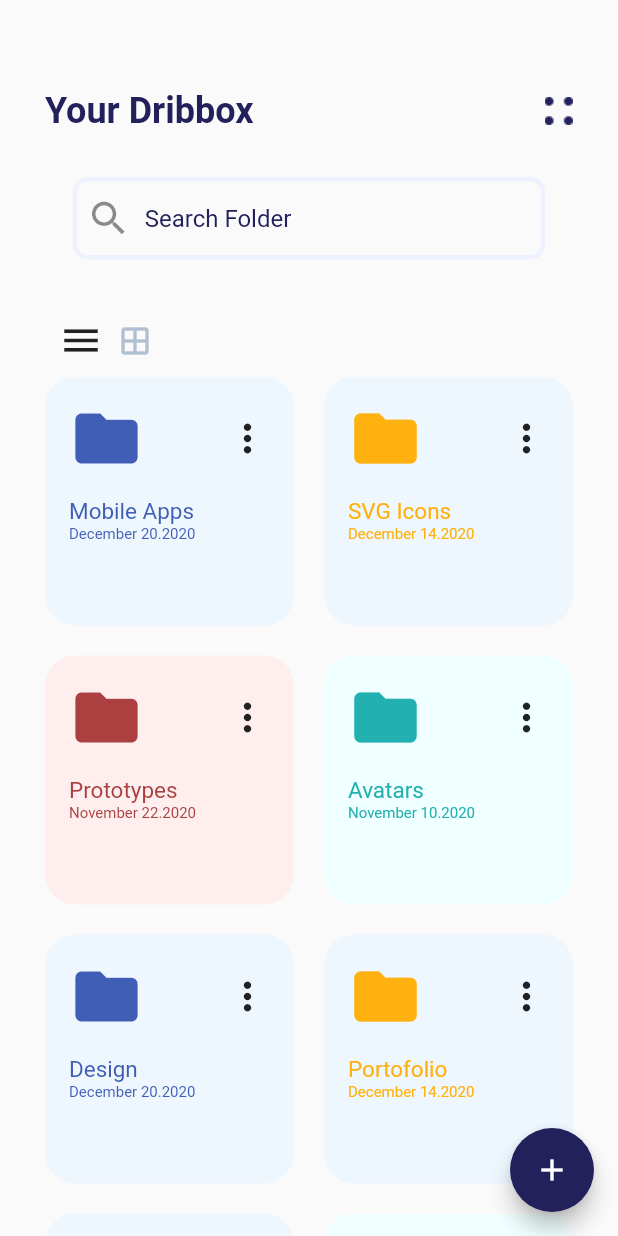
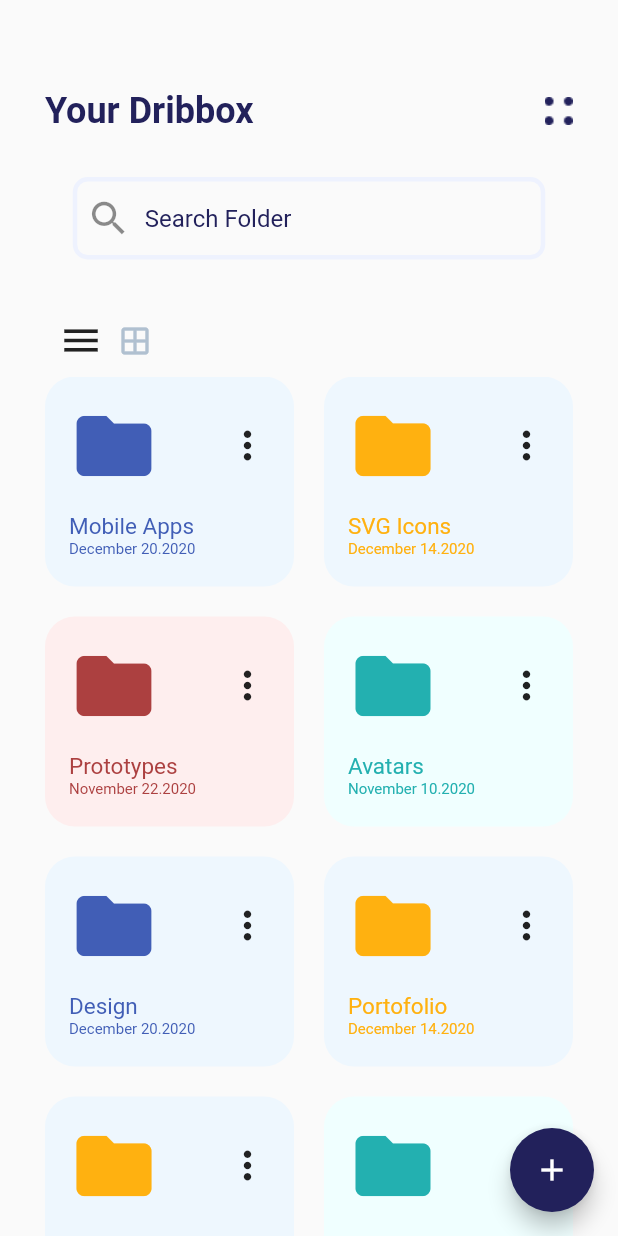
Before and after one commit to AlninoDP/dirbbox, a Flutter app: the screen it shows after launch, on a phone screen of 412 x 824 dp. Run offline on Flutter 3.47's test engine with Material 2 defaults, Android fonts, the phone set to English and light mode, and no system bars.

Commit message:
adding mainAxisExtent

```diff
--- a/lib/views/home_page/home_page.dart
+++ b/lib/views/home_page/home_page.dart
@@ -80,7 +80,10 @@ class HomePage extends StatelessWidget {
                 child: GridView.builder(
               itemCount: storageList.storages.length,
               gridDelegate: const SliverGridDelegateWithFixedCrossAxisCount(
-                  crossAxisCount: 2, mainAxisSpacing: 20, crossAxisSpacing: 20),
+                  crossAxisCount: 2,
+                  mainAxisExtent: 140,
+                  mainAxisSpacing: 20,
+                  crossAxisSpacing: 20),
               itemBuilder: (context, index) {
                 return StorageContainer(
                     containerColor: storageList.storages[index].containerColor!,
--- a/lib/views/home_page/widgets/storage_container.dart
+++ b/lib/views/home_page/widgets/storage_container.dart
@@ -15,8 +15,6 @@ class StorageContainer extends StatelessWidget {
   @override
   Widget build(BuildContext context) {
     return Container(
-      height: 107,
-      width: 148,
       padding: const EdgeInsets.all(16),
       decoration: BoxDecoration(
         color: containerColor,
@@ -31,7 +29,7 @@ class StorageContainer extends StatelessWidget {
               Icon(
                 Icons.folder,
                 color: color,
-                size: 50,
+                size: 60,
               ),
               const Icon(
                 Icons.more_vert,
```
